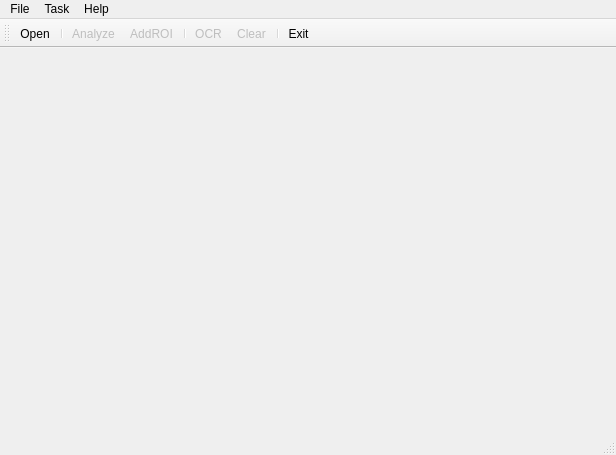
Old version of the form ui/MainWindow.ui in the repository jiangyunfei/Michelangelo.
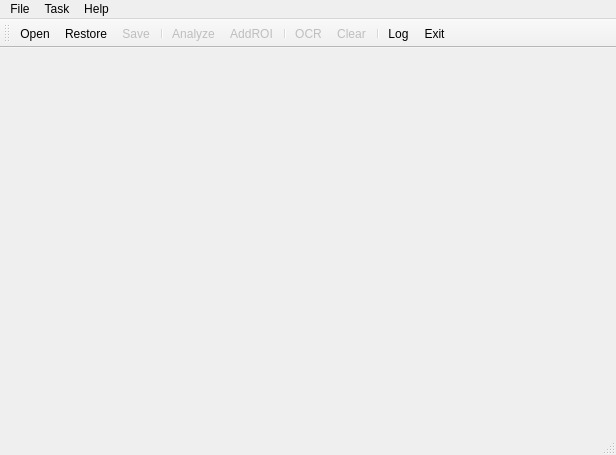
New version of the form. Icons and pictures are not drawn.

The edit to the form file:
```diff
--- a/ui/MainWindow.ui
+++ b/ui/MainWindow.ui
@@ -38,6 +38,8 @@
     <bool>false</bool>
    </attribute>
    <addaction name="actionOpen"/>
+   <addaction name="actionRestore"/>
+   <addaction name="actionSave"/>
    <addaction name="separator"/>
    <addaction name="actionAnalyze"/>
    <addaction name="actionAddROI"/>
@@ -45,6 +47,7 @@
    <addaction name="actionOCR"/>
    <addaction name="actionClear"/>
    <addaction name="separator"/>
+   <addaction name="actionLog"/>
    <addaction name="actionExit"/>
   </widget>
   <widget class="QMenuBar" name="menuBar">
@@ -220,7 +223,7 @@
   </action>
   <action name="actionLog">
    <property name="enabled">
-    <bool>false</bool>
+    <bool>true</bool>
    </property>
    <property name="icon">
     <iconset resource="resources.qrc">
```
Left out of the diff: 7 changed lines with no effect on the pictures.
